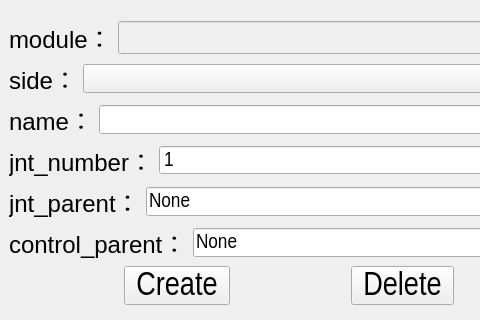
This is bind/ui/setup/base_ui.ui in MuZiMuZi/muziToolset as Qt 5 draws it before an edit; both pictures show x 0 to 480 and y 106 to 426 of the 580 by 559 pixel window. The edited form follows.
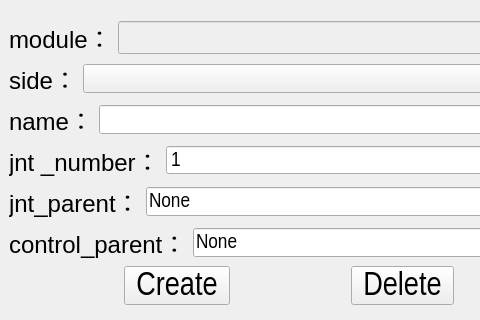
This is the edited form.

Commit message: 优化bone的代码结构和可读性

Diff of the .ui file:
```diff
--- a/bind/ui/setup/base_ui.ui
+++ b/bind/ui/setup/base_ui.ui
@@ -179,7 +179,7 @@
            <enum>Qt::LeftToRight</enum>
           </property>
           <property name="text">
-           <string>jnt_number：</string>
+           <string>jnt _number：</string>
           </property>
           <property name="alignment">
            <set>Qt::AlignLeading|Qt::AlignLeft|Qt::AlignVCenter</set>
```
The commit also changes 1 other file.
